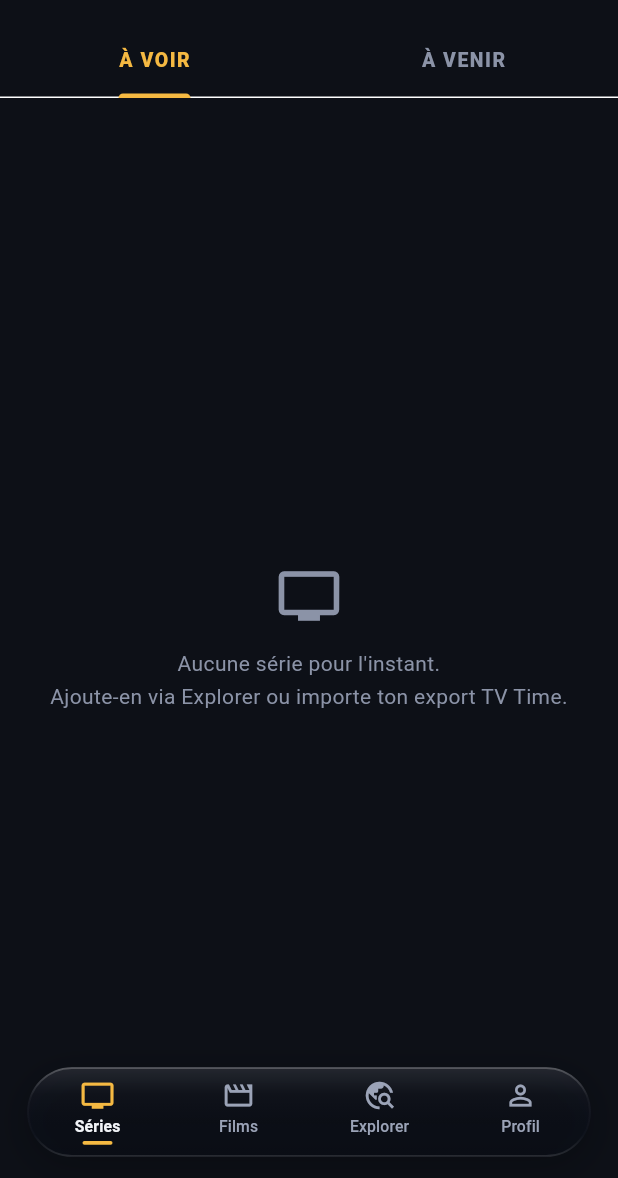
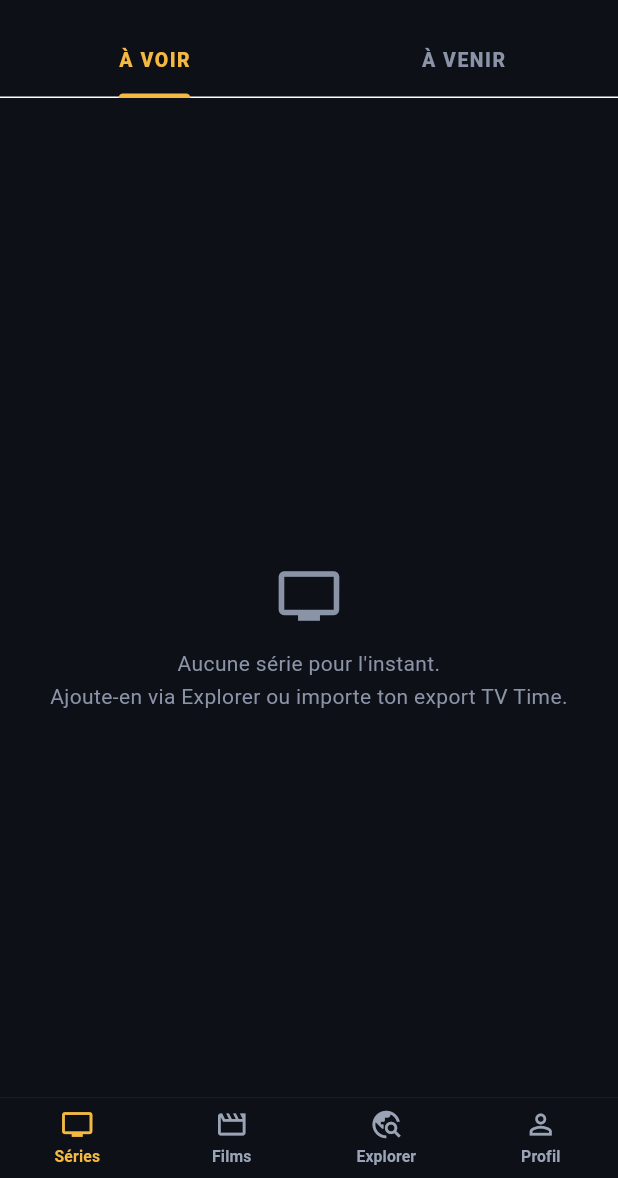
Before and after one commit to tom06700/tracktime, a Flutter app: the screen it shows after launch, on a phone screen of 412 x 824 dp, the part 58-1236 px from its top. Run offline on Flutter 3.47's test engine with Material 3 defaults, Android fonts, the phone set to English and light mode, and no system bars; our stand-ins replace drift, drift_flutter, file_picker, flutter_riverpod, flutter_sticky_header, go_router and 2 more; accounts and stored records are empty; generated files the repository leaves out were written again.

Commit message:
Repense la navigation en socle sobre et supprime le double mouvement
La pilule flottante en verre ressemblait à un widget décoratif posé sur
l'écran plutôt qu'à la navigation de l'app. Elle est remplacée par un socle
plat ancré au bas : pleine largeur, 54 px hors safe area, fond assombri et
flouté, séparé du contenu par un filet à 7 %. Plus d'ombre portée, de
lensing, d'arête spéculaire ni de rayon.

L'état actif ne tient plus qu'à la couleur — icône et libellé passent en
ambre — sans capsule, bordure, halo, indicateur ni agrandissement. La seule
animation est une interpolation de couleur de 150 ms, portée par une unique
couche pour l'onglet entier.

Corrige le double mouvement au changement d'onglet. `_SwitchFade` appliquait
une opacité et une translation à l'IndexedStack, mais son contrôleur restait
à 1 après l'animation précédente : la nouvelle page s'affichait donc d'abord
telle quelle, puis `forward(from: 0)` la faisait disparaître et remonter de
6 px. Deux évènements visuels pour une seule navigation. Le composant et son
contrôleur sont supprimés ; le changement d'onglet est instantané.

L'IndexedStack et le TickerMode des onglets cachés sont inchangés : états,
positions de défilement et gel des animations de fond restent garantis.

Ajoute quatre tests : notification au changement, silence quand on retape
l'onglet courant, sémantique de sélection exposée à VoiceOver, et zones
tactiles au-dessus de 44 px.

Co-Authored-By: Claude Opus 5 <noreply@anthropic.com>
Claude-Session: https://claude.ai/code/session_01WerRie8kS9wJUJuZsc3MKh

```diff
--- a/app/lib/shell.dart
+++ b/app/lib/shell.dart
@@ -6,10 +6,10 @@ import 'screens/movies_screen.dart';
 import 'screens/profile_screen.dart';
 import 'screens/shows_screen.dart';
 import 'theme.dart';
-import 'widgets/liquid_glass_nav_bar.dart';
+import 'widgets/nav_bar.dart';
 
 /// Coquille principale : 4 onglets (Séries · Films · Explorer · Profil) dans
-/// un IndexedStack, avec la nav bar « liquid glass » flottante.
+/// un IndexedStack, surmontant le socle de navigation.
 class HomeShell extends StatefulWidget {
   const HomeShell({super.key});
 
@@ -17,50 +17,14 @@ class HomeShell extends StatefulWidget {
   State<HomeShell> createState() => _HomeShellState();
 }
 
-class _HomeShellState extends State<HomeShell>
-    with SingleTickerProviderStateMixin {
+class _HomeShellState extends State<HomeShell> {
   int _tab = 0;
 
-  /// Fondu joué à chaque bascule d'onglet. Il anime l'IndexedStack lui-même
-  /// plutôt que d'échanger ses enfants : l'état, les positions de défilement
-  /// et les contrôleurs de chaque page restent intacts.
-  late final AnimationController _switch = AnimationController(
-    vsync: this,
-    duration: kNavTransition,
-    value: 1,
-  );
-
-  @override
-  void dispose() {
-    _switch.dispose();
-    super.dispose();
-  }
-
-  void _select(int i) {
-    if (i == _tab) return;
-    setState(() => _tab = i);
-    if (!(MediaQuery.maybeDisableAnimationsOf(context) ?? false)) {
-      _switch.forward(from: 0);
-    }
-  }
-
   static const _navItems = [
-    NavItem(icon: Icons.tv_outlined, activeIcon: Icons.tv, label: 'Séries'),
-    NavItem(
-      icon: Icons.movie_outlined,
-      activeIcon: Icons.movie,
-      label: 'Films',
-    ),
-    NavItem(
-      icon: Icons.travel_explore_outlined,
-      activeIcon: Icons.travel_explore,
-      label: 'Explorer',
-    ),
-    NavItem(
-      icon: Icons.person_outline,
-      activeIcon: Icons.person,
-      label: 'Profil',
-    ),
+    NavItem(icon: Icons.tv_outlined, label: 'Séries'),
+    NavItem(icon: Icons.movie_outlined, label: 'Films'),
+    NavItem(icon: Icons.travel_explore_outlined, label: 'Explorer'),
+    NavItem(icon: Icons.person_outline, label: 'Profil'),
   ];
 
   @override
@@ -100,52 +64,22 @@ class _HomeShellState extends State<HomeShell>
             ),
       // TickerMode : gèle les animations des onglets cachés (ex. le fond
       // vivant du Profil), l'IndexedStack gardant leur état.
-      body: _SwitchFade(
-        animation: _switch,
-        child: IndexedStack(
-          index: _tab,
-          children: [
-            for (var i = 0; i < screens.length; i++)
-              TickerMode(enabled: i == _tab, child: screens[i]),
-          ],
-        ),
+      // Changement d'onglet instantané : aucune couche d'opacité ni de
+      // translation par-dessus l'IndexedStack. La version animée produisait
+      // un double mouvement — la page apparaissait d'abord telle quelle, puis
+      // l'animation repartait de zéro et la faisait remonter.
+      body: IndexedStack(
+        index: _tab,
+        children: [
+          for (var i = 0; i < screens.length; i++)
+            TickerMode(enabled: i == _tab, child: screens[i]),
+        ],
       ),
-      bottomNavigationBar: LiquidGlassNavBar(
+      bottomNavigationBar: NitrateNavBar(
         items: _navItems,
         selectedIndex: _tab,
-        onSelected: _select,
+        onSelected: (i) => setState(() => _tab = i),
       ),
     );
   }
 }
-
-/// Fondu + très légère montée appliqués à la page qui vient d'être affichée.
-/// Le sous-arbre n'est jamais reconstruit : seule la couche de composition
-/// change, donc l'état des écrans est préservé.
-class _SwitchFade extends StatelessWidget {
-  const _SwitchFade({required this.animation, required this.child});
-
-  final Animation<double> animation;
-  final Widget child;
-
-  @override
-  Widget build(BuildContext context) {
-    return AnimatedBuilder(
-      animation: animation,
-      // `child` passe par le paramètre dédié : il n'est pas reconstruit à
-      // chaque frame de l'animation.
-      child: child,
-      builder: (context, kid) {
-        final t = Curves.easeOutCubic.transform(animation.value);
-        if (t >= 1) return kid!;
-        return Opacity(
-          opacity: t,
-          child: Transform.translate(
-            offset: Offset(0, (1 - t) * 6),
-            child: kid,
-          ),
-        );
-      },
-    );
-  }
-}
--- a/app/lib/widgets/liquid_glass_nav_bar.dart
+++ /dev/null
@@ -1,187 +0,0 @@
-import 'package:flutter/material.dart';
-import 'package:flutter/services.dart';
-
-import '../theme.dart';
-import 'glass.dart';
-
-class NavItem {
-  const NavItem({
-    required this.icon,
-    required this.activeIcon,
-    required this.label,
-  });
-
-  final IconData icon;
-  final IconData activeIcon;
-  final String label;
-}
-
-/// Durée commune des transitions d'onglet. Assez courte pour rester calme,
-/// assez longue pour ne pas paraître sèche.
-const Duration kNavTransition = Duration(milliseconds: 200);
-
-/// Barre de navigation flottante en verre.
-///
-/// L'onglet actif se lit à trois signaux seulement — couleur de l'icône,
-/// graisse du libellé, barre ambrée — au lieu d'une capsule à dégradé,
-/// bordure et halo qui faisait ressembler l'onglet à un bouton posé sur la
-/// barre.
-class LiquidGlassNavBar extends StatelessWidget {
-  const LiquidGlassNavBar({
-    super.key,
-    required this.items,
-    required this.selectedIndex,
-    required this.onSelected,
-  });
-
-  final List<NavItem> items;
-  final int selectedIndex;
-  final ValueChanged<int> onSelected;
-
-  static const double _height = 60;
-  static const double _radius = 30;
-
-  @override
-  Widget build(BuildContext context) {
-    final bottomSafe = MediaQuery.paddingOf(context).bottom;
-    return Padding(
-      padding: EdgeInsets.fromLTRB(18, 0, 18, bottomSafe > 0 ? bottomSafe : 14),
-      child: GlassShadow(
-        borderRadius: _radius,
-        blurRadius: 22,
-        opacity: 0.26,
-        offset: const Offset(0, 6),
-        child: GlassSurface(
-          borderRadius: _radius,
-          blurSigma: 14,
-          // Assez opaque pour isoler les icônes du décor animé du Profil,
-          // assez transparent pour que le contenu qui défile reste perceptible.
-          tintOpacity: 0.44,
-          // Pas de lensing ni d'arête franche : le contour ne doit que
-          // suggérer le verre, pas capter le regard avant les icônes.
-          edgeOpacity: 0.42,
-          child: SizedBox(
-            height: _height,
-            child: Row(
-              children: [
-                for (var i = 0; i < items.length; i++)
-                  Expanded(
-                    child: _NavTab(
-                      item: items[i],
-                      selected: i == selectedIndex,
-                      onTap: () {
-                        // Pas de retour haptique quand on retape l'onglet déjà
-                        // ouvert : rien ne change, rien à signaler.
-                        if (i == selectedIndex) return;
-                        HapticFeedback.selectionClick();
-                        onSelected(i);
-                      },
-                    ),
-                  ),
-              ],
-            ),
-          ),
-        ),
-      ),
-    );
-  }
-}
-
-class _NavTab extends StatelessWidget {
-  const _NavTab({
-    required this.item,
-    required this.selected,
-    required this.onTap,
-  });
-
-  final NavItem item;
-  final bool selected;
-  final VoidCallback onTap;
-
-  // Plus clair que TtColors.dim : les icônes doivent rester lisibles
-  // au-dessus d'un fond mouvant (contraste ≥ 4.5:1).
-  static const _inactive = Color(0xFF9BA3B7);
-
-  @override
-  Widget build(BuildContext context) {
-    final reduceMotion = MediaQuery.maybeDisableAnimationsOf(context) ?? false;
-    final duration = reduceMotion ? Duration.zero : kNavTransition;
-
-    return Semantics(
-      button: true,
-      selected: selected,
-      // Onglets mutuellement exclusifs : VoiceOver annonce la sélection au
-      // sein d'un groupe plutôt que comme un bouton isolé.
-      inMutuallyExclusiveGroup: true,
-      label: item.label,
-      child: GestureDetector(
-        behavior: HitTestBehavior.opaque,
-        onTap: onTap,
-        // La zone tactile occupe toute la hauteur de la barre et le quart de
-        // sa largeur : bien au-delà des 44×44 recommandés.
-        child: ExcludeSemantics(
-          child: Column(
-            mainAxisAlignment: MainAxisAlignment.center,
-            children: [
-              AnimatedScale(
-                scale: selected ? 1.05 : 1.0,
-                duration: duration,
-                curve: Curves.easeOutCubic,
-                child: Icon(
-                  selected ? item.activeIcon : item.icon,
-                  size: 22,
-                  color: selected ? TtColors.amber : _inactive,
-                ),
-              ),
-              const SizedBox(height: 3),
-              AnimatedDefaultTextStyle(
-                duration: duration,
-                curve: Curves.easeOutCubic,
-                style: TextStyle(
-                  fontSize: 10.5,
-                  fontWeight: selected ? FontWeight.w700 : FontWeight.w500,
-                  color: selected ? TtColors.text : _inactive,
-                  letterSpacing: 0.1,
-                ),
-                child: Text(item.label),
-              ),
-              const SizedBox(height: 4),
-              _ActiveIndicator(selected: selected, duration: duration),
-            ],
-          ),
-        ),
-      ),
-    );
-  }
-}
-
-/// Barre ambrée sous l'onglet actif : apparaît en fondu et s'étire
-/// horizontalement. Elle occupe toujours sa hauteur, pour que la bascule d'un
-/// onglet à l'autre ne déplace jamais les libellés.
-class _ActiveIndicator extends StatelessWidget {
-  const _ActiveIndicator({required this.selected, required this.duration});
-
-  final bool selected;
-  final Duration duration;
-
-  @override
-  Widget build(BuildContext context) {
-    return SizedBox(
-      height: 2.5,
-      child: AnimatedOpacity(
-        opacity: selected ? 1 : 0,
-        duration: duration,
-        curve: Curves.easeOutCubic,
-        child: AnimatedContainer(
-          duration: duration,
-          curve: Curves.easeOutCubic,
-          width: selected ? 20 : 8,
-          decoration: BoxDecoration(
-            color: TtColors.amber,
-            borderRadius: BorderRadius.circular(2),
-          ),
-        ),
-      ),
-    );
-  }
-}
--- /dev/null
+++ b/app/lib/widgets/nav_bar.dart
@@ -0,0 +1,151 @@
+import 'dart:ui' show ImageFilter;
+
+import 'package:flutter/material.dart';
+import 'package:flutter/services.dart';
+
+import '../theme.dart';
+
+class NavItem {
+  const NavItem({required this.icon, required this.label});
+
+  final IconData icon;
+  final String label;
+}
+
+/// Navigation principale : un socle sobre ancré au bas de l'écran.
+///
+/// Pas de capsule flottante, pas d'ombre portée, pas d'arête lumineuse — la
+/// barre se lit comme la navigation du système plutôt que comme un widget
+/// décoratif posé par-dessus. Le contenu défile derrière un fond assombri et
+/// flouté, séparé par un simple filet.
+class NitrateNavBar extends StatelessWidget {
+  const NitrateNavBar({
+    super.key,
+    required this.items,
+    required this.selectedIndex,
+    required this.onSelected,
+  });
+
+  final List<NavItem> items;
+  final int selectedIndex;
+  final ValueChanged<int> onSelected;
+
+  /// Hauteur utile, hors safe area. Contient confortablement icône et
+  /// libellé, et dépasse les 44 px de zone tactile recommandés.
+  static const double _height = 54;
+
+  @override
+  Widget build(BuildContext context) {
+    // `padding` et non `viewPadding` : la réserve du Home Indicator disparaît
+    // quand le clavier est ouvert, donc pas de vide au-dessus du clavier
+    // dans Explorer.
+    final bottomSafe = MediaQuery.paddingOf(context).bottom;
+    final opaque = MediaQuery.highContrastOf(context);
+
+    final bar = DecoratedBox(
+      decoration: BoxDecoration(
+        color: TtColors.bg.withValues(alpha: opaque ? 1 : 0.82),
+        border: Border(
+          top: BorderSide(
+            color: Colors.white.withValues(alpha: 0.07),
+            width: 0.5,
+          ),
+        ),
+      ),
+      child: Padding(
+        padding: EdgeInsets.only(bottom: bottomSafe),
+        child: SizedBox(
+          height: _height,
+          child: Row(
+            children: [
+              for (var i = 0; i < items.length; i++)
+                Expanded(
+                  child: _NavTab(
+                    item: items[i],
+                    selected: i == selectedIndex,
+                    onTap: () {
+                      // Retaper l'onglet courant ne doit rien produire : ni
+                      // vibration, ni reconstruction.
+                      if (i == selectedIndex) return;
+                      HapticFeedback.selectionClick();
+                      onSelected(i);
+                    },
+                  ),
+                ),
+            ],
+          ),
+        ),
+      ),
+    );
+
+    if (opaque) return bar;
+    return ClipRect(
+      child: BackdropFilter(
+        filter: ImageFilter.blur(sigmaX: 20, sigmaY: 20),
+        child: bar,
+      ),
+    );
+  }
+}
+
+/// Un onglet. L'état actif ne tient qu'à la couleur — icône et libellé
+/// passent en ambre — sans capsule, bordure, halo ni agrandissement.
+class _NavTab extends StatelessWidget {
+  const _NavTab({
+    required this.item,
+    required this.selected,
+    required this.onTap,
+  });
+
+  final NavItem item;
+  final bool selected;
+  final VoidCallback onTap;
+
+  /// Plus clair que TtColors.dim : les icônes doivent rester lisibles
+  /// au-dessus du décor animé du Profil (contraste ≥ 4.5:1).
+  static const _inactive = Color(0xFF9BA3B7);
+
+  @override
+  Widget build(BuildContext context) {
+    final reduceMotion = MediaQuery.maybeDisableAnimationsOf(context) ?? false;
+    final target = selected ? TtColors.amber : _inactive;
+
+    return Semantics(
+      button: true,
+      selected: selected,
+      inMutuallyExclusiveGroup: true,
+      label: item.label,
+      child: GestureDetector(
+        behavior: HitTestBehavior.opaque,
+        onTap: onTap,
+        child: ExcludeSemantics(
+          // Une seule couche animée pour l'onglet entier : la couleur pilote
+          // à la fois l'icône et le libellé.
+          child: TweenAnimationBuilder<Color?>(
+            tween: ColorTween(begin: target, end: target),
+            duration: reduceMotion
+                ? Duration.zero
+                : const Duration(milliseconds: 150),
+            curve: Curves.easeOut,
+            builder: (context, color, _) => Column(
+              mainAxisAlignment: MainAxisAlignment.center,
+              children: [
+                Icon(item.icon, size: 22, color: color),
+                const SizedBox(height: 3),
+                Text(
+                  item.label,
+                  style: TextStyle(
+                    fontSize: 10.5,
+                    fontWeight: FontWeight.w600,
+                    letterSpacing: 0.1,
+                    color: color,
+                  ),
+                ),
+              ],
+            ),
+          ),
+        ),
+      ),
+    );
+  }
+}
```
Also changed, not shown: 1 other file.
